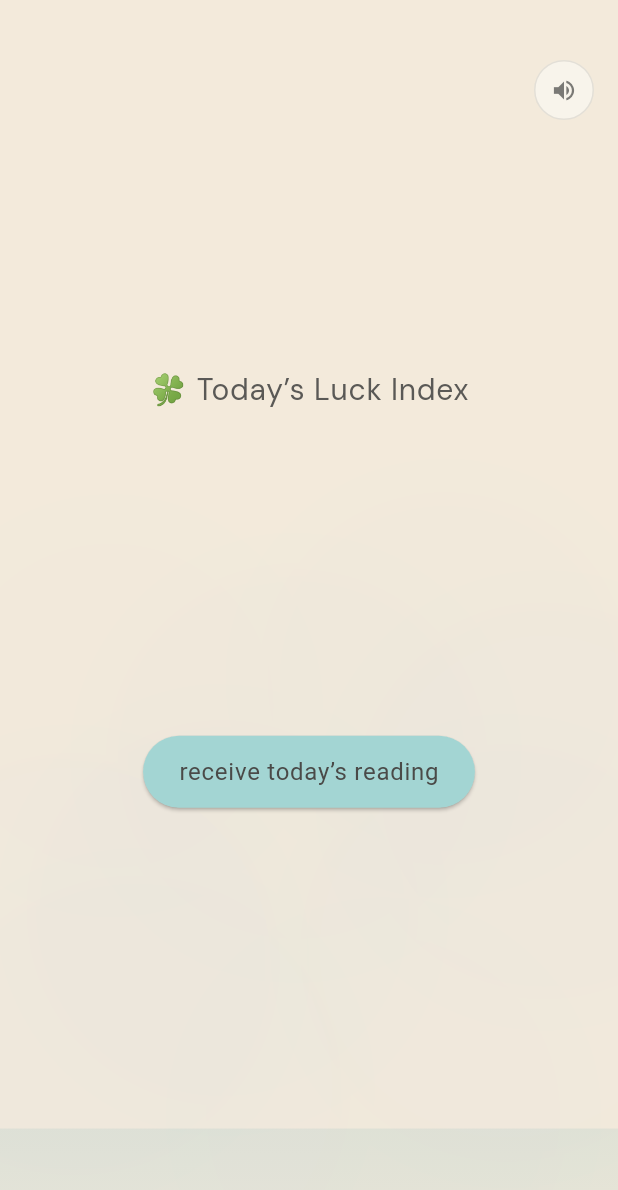
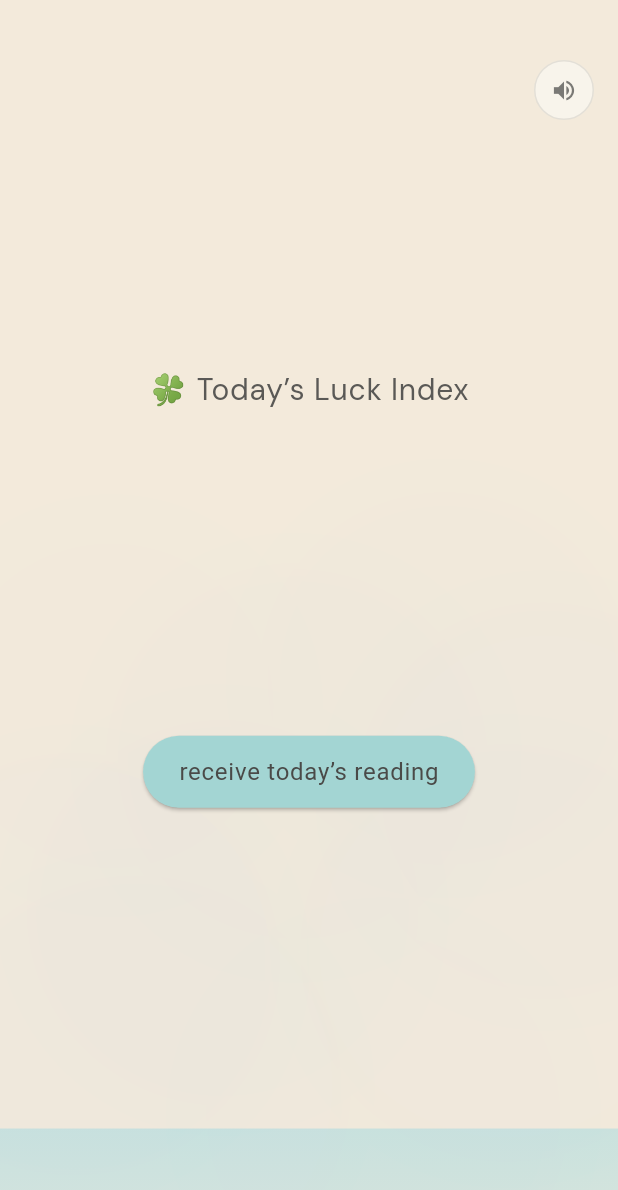
Before and after one commit to monkeemagic/daily-luck-ritual, a Flutter app: the screen it shows after launch, on a phone screen of 412 x 824 dp. Shown: the top 1190 px of the screen. Run offline on Flutter 3.47's test engine with Material 3 defaults, Android fonts, the phone set to English and light mode, and no system bars; our stand-ins replace google_fonts, google_mobile_ads, just_audio, shared_preferences.

Commit message:
Normalize primary button opacity across themes

```diff
--- a/lib/main.dart
+++ b/lib/main.dart
@@ -47,28 +47,28 @@ final _themePalettes = {
   kThemeOcean: {
     'primaryButton': Color(0xFFA3D5D3), // Aqua blue-green
     'primaryButtonText': Color(0xFF4A4A48),
-    'ctaButton': Color(0xFFA3D5D3), // Pastel sea-glass blue-green, matches primaryButton for full parity
+    'ctaButton': Color(0x30A3D5D3), // low-opacity match of primaryButton
     'ctaBorder': Color(0xFF8FAFB3), // Muted mist blue. Harmonizes with ocean variance field and avoids green
-    'tidelineTop': Color(0x2E6FAFB3),  // Mist blue, ~18% (Ocean)
-    'tidelineBottom': Color(0x0F6FAFB3),// Mist blue, ~6%
+    'tidelineTop': Color(0x3E23C0E8), // 24% of Ocean's theme hue
+    'tidelineBottom': Color(0x1B23C0E8), // 11% of Ocean's hue
     'tidelineText': Color(0xFF4A4A48),
   },
   kThemeForest: {
-    'primaryButton': Color(0xFFD6E3DB), // Calm green-grey pastel
+    'primaryButton': Color(0x594CB866), // 35% opacity for calm match with other themes
     'primaryButtonText': Color(0xFF4A4A48),
-    'ctaButton': Color(0xFFB8C9B3),    // Very muted sage/olive
+    'ctaButton': Color(0x304CB866), // low-opacity match of primaryButton
     'ctaBorder': Color(0xFFA8B6A6),    // muted olive edge
-    'tidelineTop': Color(0x3E97B89C),  // Olive green, ~24% opacity
-    'tidelineBottom': Color(0x1B568167),// Deeper olive green, ~11% opacity
+    'tidelineTop': Color(0x3E4CB866), // 24% of Forest hue
+    'tidelineBottom': Color(0x1B4CB866), // 11% of Forest hue
     'tidelineText': Color(0xFF4A4A48),
   },
   kThemeAutumn: {
     'primaryButton': Color(0xFFF6E3CB), // Soft muted cream/amber
     'primaryButtonText': Color(0xFF4A4A48),
-    'ctaButton': Color(0xFFE8DCC6),    // Muted pastel beige
+    'ctaButton': Color(0x30FFD34D), // low-opacity match of primaryButton
     'ctaBorder': Color(0xFFC3B5A3),    // Beige-tan edge
-    'tidelineTop': Color(0x3EE5C28F),  // Rich amber, ~24% opacity
-    'tidelineBottom': Color(0x1BAC8950),// Deep warm brown, ~11% opacity
+    'tidelineTop': Color(0x3EFFD34D), // 24% of Autumn hue
+    'tidelineBottom': Color(0x1BFFD34D), // 11% of Autumn hue
     'tidelineText': Color(0xFF4A4A48),
   },
 };
```
